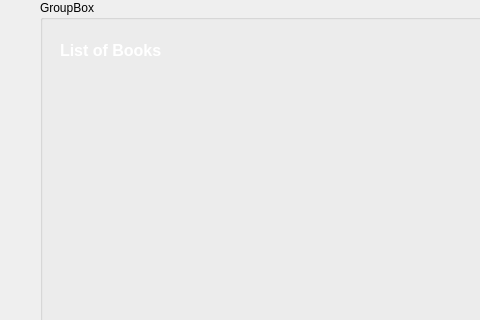
Before: the Qt Designer form borrow_return_book.ui in kareemelramly/Library-Management-System, drawn with Qt 5; both pictures show x 0 to 480 and y 0 to 320 of the 811 by 571 pixel window.
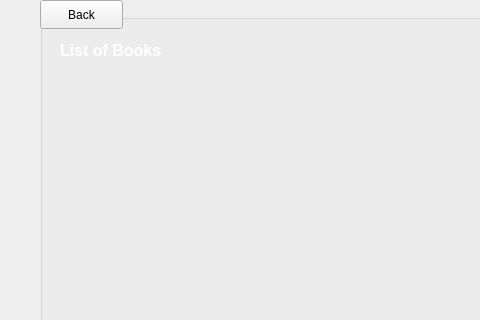
After: the same form once the commit is applied. Icons and pictures are not drawn.

Diff of the .ui file:
```diff
--- a/borrow_return_book.ui
+++ b/borrow_return_book.ui
@@ -135,6 +135,19 @@
 }</string>
      </property>
     </widget>
+    <widget class="QPushButton" name="pushButton">
+     <property name="geometry">
+      <rect>
+       <x>0</x>
+       <y>0</y>
+       <width>83</width>
+       <height>29</height>
+      </rect>
+     </property>
+     <property name="text">
+      <string>Back</string>
+     </property>
+    </widget>
    </widget>
    <widget class="QLabel" name="fines_money">
     <property name="geometry">
```
